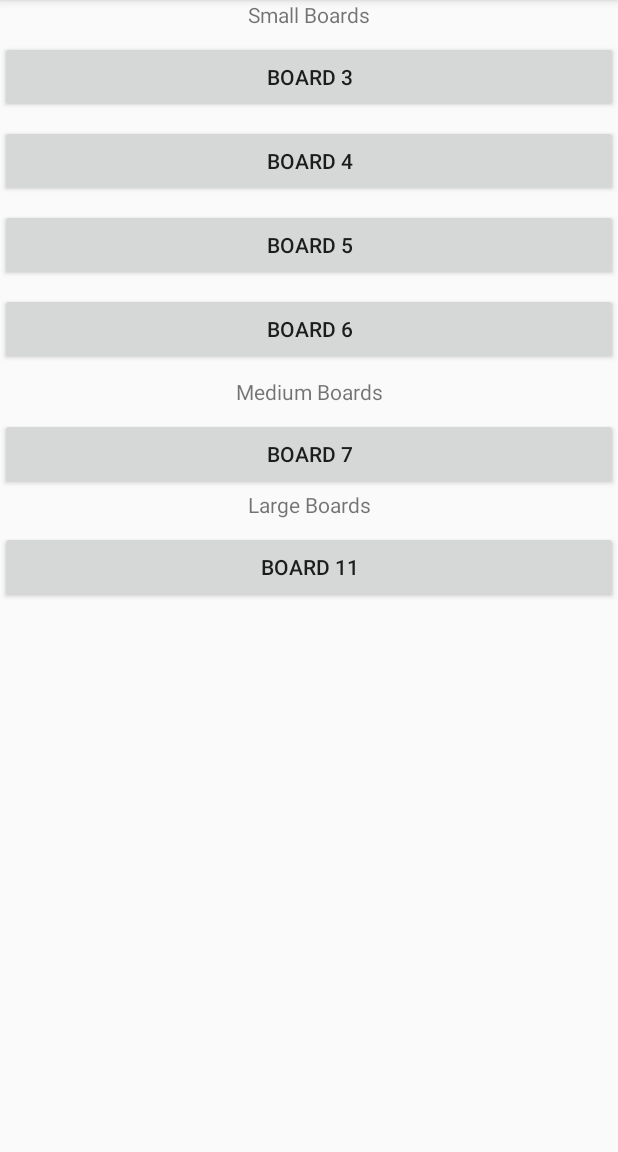
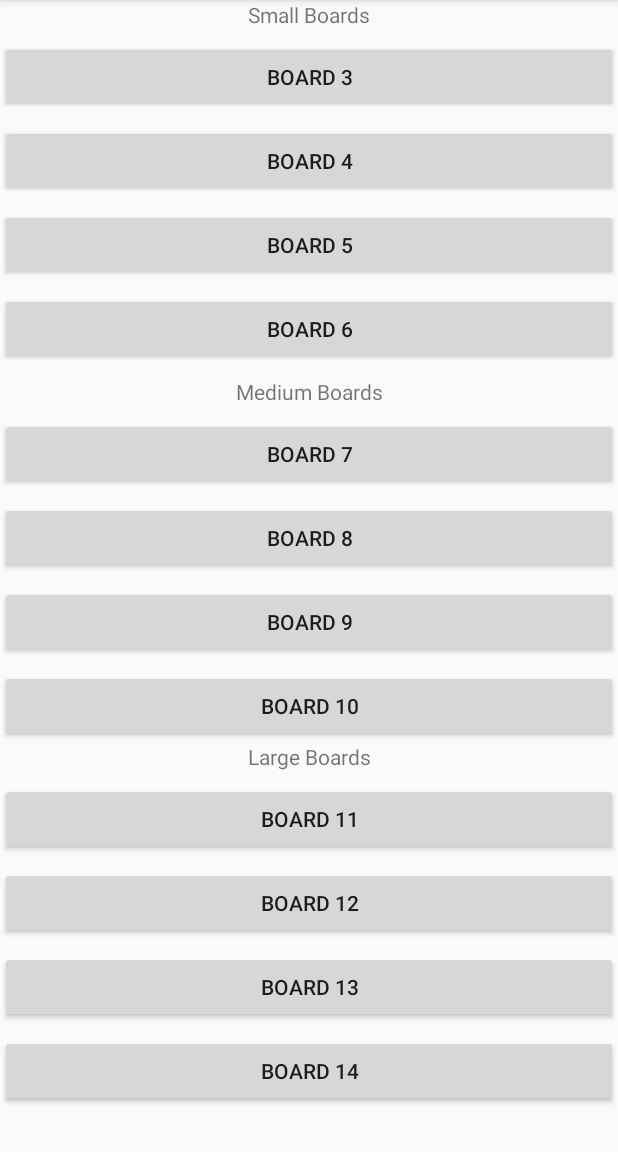
Before and after one commit to 244954/Kakuro, an Android app: the SelectBoardActivity screen opened directly, with no data from a screen before it, on a phone screen of 412 x 824 dp, the part 84-1236 px from its top. Run offline under Robolectric (Android 15) with nearby library versions, the phone set to English and light mode, and no system bars; network calls fail.

Commit message:
New pre-prepared boards and attempts to fix a generator

```diff
--- a/app/src/main/java/com/example/kakuro/gamelogic/KakuroGame.kt
+++ b/app/src/main/java/com/example/kakuro/gamelogic/KakuroGame.kt
@@ -45,6 +45,11 @@ class KakuroGame(size: Int) {
         val solver = BacktrackingSolver(board)
         solver.solve()
         cellsLiveData.postValue(board.board)
+    }
+
+    fun numberOfSolutions() {
+        val solver = BacktrackingSolver(board)
+        solver.manySolutions()
     }
 
     fun updateTime(timePassed: Long) {
--- a/app/src/main/res/layout/activity_select_board.xml
+++ b/app/src/main/res/layout/activity_select_board.xml
@@ -63,6 +63,30 @@
                 app:layout_constraintTop_toBottomOf="@+id/textView3" android:layout_marginTop="8dp"
                 android:tag="7" android:onClick="onClickSelectBoard"/>
 
+        <Button
+                android:text="@string/board8"
+                android:layout_width="match_parent"
+                android:layout_height="wrap_content"
+                android:id="@+id/boardbutton8"
+                app:layout_constraintTop_toBottomOf="@+id/boardbutton7" android:layout_marginTop="8dp"
+                android:tag="8" android:onClick="onClickSelectBoard"/>
+
+        <Button
+                android:text="@string/board9"
+                android:layout_width="match_parent"
+                android:layout_height="wrap_content"
+                android:id="@+id/boardbutton9"
+                app:layout_constraintTop_toBottomOf="@+id/boardbutton8" android:layout_marginTop="8dp"
+                android:tag="9" android:onClick="onClickSelectBoard"/>
+
+        <Button
+                android:text="@string/board10"
+                android:layout_width="match_parent"
+                android:layout_height="wrap_content"
+                android:id="@+id/boardbutton10"
+                app:layout_constraintTop_toBottomOf="@+id/boardbutton9" android:layout_marginTop="8dp"
+                android:tag="10" android:onClick="onClickSelectBoard"/>
+
         <TextView
                 android:text="@string/largeKakuros"
                 android:layout_width="wrap_content"
@@ -71,7 +95,7 @@
                 app:layout_constraintEnd_toEndOf="parent"
                 android:layout_marginEnd="8dp" app:layout_constraintStart_toStartOf="parent"
                 android:layout_marginStart="8dp"
-                app:layout_constraintHorizontal_bias="0.501" app:layout_constraintTop_toBottomOf="@+id/boardbutton7"/>
+                app:layout_constraintHorizontal_bias="0.501" app:layout_constraintTop_toBottomOf="@+id/boardbutton10"/>
 
         <Button
                 android:text="@string/board11"
@@ -80,5 +104,29 @@
                 android:id="@+id/boardbutton11"
                 app:layout_constraintTop_toBottomOf="@+id/textView5" android:layout_marginTop="8dp"
                 android:tag="11" android:onClick="onClickSelectBoard"/>
+
+        <Button
+                android:text="@string/board12"
+                android:layout_width="match_parent"
+                android:layout_height="wrap_content"
+                android:id="@+id/boardbutton12"
+                app:layout_constraintTop_toBottomOf="@+id/boardbutton11" android:layout_marginTop="8dp"
+                android:tag="12" android:onClick="onClickSelectBoard"/>
+
+        <Button
+                android:text="@string/board13"
+                android:layout_width="match_parent"
+                android:layout_height="wrap_content"
+                android:id="@+id/boardbutton13"
+                app:layout_constraintTop_toBottomOf="@+id/boardbutton12" android:layout_marginTop="8dp"
+                android:tag="13" android:onClick="onClickSelectBoard"/>
+
+        <Button
+                android:text="@string/board14"
+                android:layout_width="match_parent"
+                android:layout_height="wrap_content"
+                android:id="@+id/boardbutton14"
+                app:layout_constraintTop_toBottomOf="@+id/boardbutton13" android:layout_marginTop="8dp"
+                android:tag="14" android:onClick="onClickSelectBoard"/>
     </androidx.constraintlayout.widget.ConstraintLayout>
 </ScrollView>
--- a/app/src/main/res/values/strings.xml
+++ b/app/src/main/res/values/strings.xml
@@ -19,4 +19,7 @@
     <string name="board9">Board 9</string>
     <string name="board10">Board 10</string>
     <string name="board11">Board 11</string>
+    <string name="board12">Board 12</string>
+    <string name="board13">Board 13</string>
+    <string name="board14">Board 14</string>
 </resources>
```
Also changed, not shown: app/src/main/java/com/example/kakuro/gamelogic/BacktrackingSolver.kt (+82 -1 lines), app/src/main/java/com/example/kakuro/misc/TestBoards.kt (added, +26 -0 lines), app/src/main/java/com/example/kakuro/misc/Tiles.kt (+9 -0 lines), app/src/main/java/com/example/kakuro/view/KakuroActivity.kt (+4 -3 lines), 8 other files.
